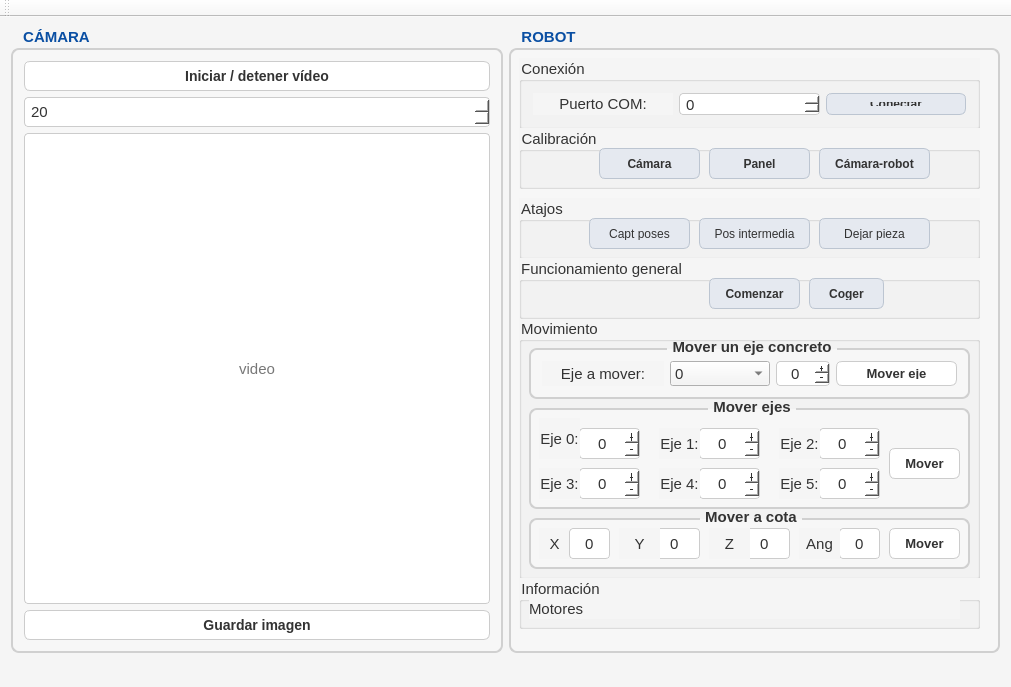
Before: the Qt Designer form interfaz_robot/interfaz_robot.ui in AidaM00/interfaz_robot, drawn with Qt 5.
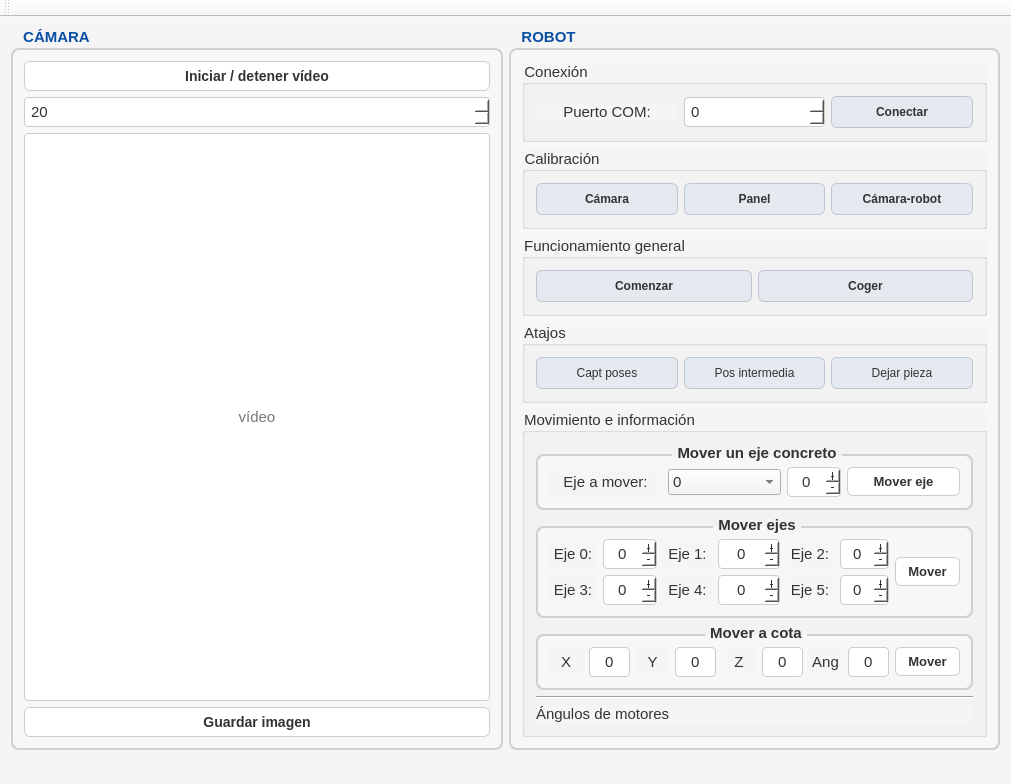
After: the same form once the commit is applied.

Commit message: nueva interfaz mejorada y botones habilitados

The edit to the form file:
```diff
--- a/interfaz_robot/interfaz_robot.ui
+++ b/interfaz_robot/interfaz_robot.ui
@@ -7,7 +7,7 @@
     <x>0</x>
     <y>0</y>
     <width>1011</width>
-    <height>687</height>
+    <height>760</height>
    </rect>
   </property>
   <property name="sizePolicy">
@@ -32,6 +32,12 @@
    <layout class="QHBoxLayout" name="horizontalLayout_2">
     <item>
      <widget class="QGroupBox" name="groupBox_camara">
+      <property name="sizePolicy">
+       <sizepolicy hsizetype="Expanding" vsizetype="Expanding">
+        <horstretch>0</horstretch>
+        <verstretch>0</verstretch>
+       </sizepolicy>
+      </property>
       <property name="styleSheet">
        <string notr="true">#groupBox_camara {
     background-color: #f7f7f7;
@@ -160,7 +166,7 @@
           <bool>true</bool>
          </property>
          <property name="sizePolicy">
-          <sizepolicy hsizetype="Preferred" vsizetype="Preferred">
+          <sizepolicy hsizetype="Expanding" vsizetype="Expanding">
            <horstretch>0</horstretch>
            <verstretch>0</verstretch>
           </sizepolicy>
@@ -191,7 +197,10 @@
           <enum>QFrame::Box</enum>
          </property>
          <property name="text">
-          <string>video</string>
+          <string>vídeo</string>
+         </property>
+         <property name="scaledContents">
+          <bool>true</bool>
          </property>
          <property name="alignment">
           <set>Qt::AlignCenter</set>
@@ -241,7 +250,7 @@
     <item>
      <widget class="QGroupBox" name="groupBox_robot">
       <property name="sizePolicy">
-       <sizepolicy hsizetype="Preferred" vsizetype="Preferred">
+       <sizepolicy hsizetype="Expanding" vsizetype="Expanding">
         <horstretch>0</horstretch>
         <verstretch>0</verstretch>
        </sizepolicy>
@@ -318,24 +327,18 @@
       <property name="checkable">
        <bool>false</bool>
       </property>
+      <layout class="QVBoxLayout" name="verticalLayout_2" stretch="0,0,0,0,0">
+       <item>
       <widget class="QGroupBox" name="groupBox_conexion">
-       <property name="geometry">
-        <rect>
-         <x>10</x>
-         <y>30</y>
-         <width>461</width>
-         <height>71</height>
-        </rect>
-       </property>
        <property name="sizePolicy">
-        <sizepolicy hsizetype="Preferred" vsizetype="Preferred">
+          <sizepolicy hsizetype="Minimum" vsizetype="Fixed">
          <horstretch>0</horstretch>
          <verstretch>0</verstretch>
         </sizepolicy>
        </property>
        <property name="minimumSize">
         <size>
-         <width>400</width>
+           <width>0</width>
          <height>0</height>
         </size>
        </property>
@@ -350,6 +353,12 @@
        <layout class="QHBoxLayout" name="horizontalLayout_3">
         <item>
          <widget class="QLabel" name="lblPuerto">
+            <property name="sizePolicy">
+             <sizepolicy hsizetype="Minimum" vsizetype="Fixed">
+              <horstretch>0</horstretch>
+              <verstretch>0</verstretch>
+             </sizepolicy>
+            </property>
           <property name="layoutDirection">
            <enum>Qt::LeftToRight</enum>
           </property>
@@ -369,6 +378,12 @@
         </item>
         <item>
          <widget class="QPushButton" name="btnComunicacionrobot">
+            <property name="sizePolicy">
+             <sizepolicy hsizetype="Preferred" vsizetype="Fixed">
+              <horstretch>0</horstretch>
+              <verstretch>0</verstretch>
+             </sizepolicy>
+            </property>
           <property name="text">
            <string>Conectar</string>
           </property>
@@ -376,130 +391,175 @@
         </item>
        </layout>
       </widget>
+       </item>
+       <item>
       <widget class="QGroupBox" name="groupBox_calibracion">
-       <property name="geometry">
-        <rect>
-         <x>10</x>
-         <y>100</y>
-         <width>461</width>
-         <height>61</height>
-        </rect>
+         <property name="sizePolicy">
+          <sizepolicy hsizetype="Minimum" vsizetype="Fixed">
+           <horstretch>0</horstretch>
+           <verstretch>0</verstretch>
+          </sizepolicy>
        </property>
        <property name="title">
         <string>Calibración</string>
        </property>
+         <layout class="QHBoxLayout" name="horizontalLayout_4">
+          <item>
        <widget class="QPushButton" name="btnCalibrar">
-        <property name="geometry">
-         <rect>
-          <x>80</x>
-          <y>20</y>
-          <width>101</width>
-          <height>31</height>
-         </rect>
+            <property name="sizePolicy">
+             <sizepolicy hsizetype="Preferred" vsizetype="Fixed">
+              <horstretch>0</horstretch>
+              <verstretch>0</verstretch>
+             </sizepolicy>
         </property>
         <property name="text">
          <string>Cámara</string>
         </property>
        </widget>
+          </item>
+          <item>
        <widget class="QPushButton" name="btnCalibrarPanel">
-        <property name="geometry">
-         <rect>
-          <x>190</x>
-          <y>20</y>
-          <width>101</width>
-          <height>31</height>
-         </rect>
+            <property name="sizePolicy">
+             <sizepolicy hsizetype="Preferred" vsizetype="Fixed">
+              <horstretch>0</horstretch>
+              <verstretch>0</verstretch>
+             </sizepolicy>
         </property>
         <property name="text">
          <string>Panel</string>
         </property>
        </widget>
+          </item>
+          <item>
        <widget class="QPushButton" name="btnCalibrarCamaraRobot">
-        <property name="geometry">
-         <rect>
-          <x>300</x>
-          <y>20</y>
-          <width>111</width>
-          <height>31</height>
-         </rect>
+            <property name="sizePolicy">
+             <sizepolicy hsizetype="Preferred" vsizetype="Fixed">
+              <horstretch>0</horstretch>
+              <verstretch>0</verstretch>
+             </sizepolicy>
         </property>
         <property name="text">
          <string>Cámara-robot</string>
         </property>
        </widget>
-      </widget>
+          </item>
+         </layout>
+        </widget>
+       </item>
+       <item>
+        <widget class="QGroupBox" name="groupBox_funcionamiento">
+         <property name="sizePolicy">
+          <sizepolicy hsizetype="Minimum" vsizetype="Fixed">
+           <horstretch>0</horstretch>
+           <verstretch>0</verstretch>
+          </sizepolicy>
+         </property>
+         <property name="title">
+          <string>Funcionamiento general</string>
+         </property>
+         <layout class="QHBoxLayout" name="horizontalLayout_6">
+          <item>
+           <widget class="QPushButton" name="btnComenzar">
+            <property name="sizePolicy">
+             <sizepolicy hsizetype="Preferred" vsizetype="Fixed">
+              <horstretch>0</horstretch>
+              <verstretch>0</verstretch>
+             </sizepolicy>
+            </property>
+            <property name="text">
+             <string>Comenzar</string>
+            </property>
+           </widget>
+          </item>
+          <item>
+           <widget class="QPushButton" name="btnCoger">
+            <property name="sizePolicy">
+             <sizepolicy hsizetype="Preferred" vsizetype="Fixed">
+              <horstretch>0</horstretch>
+              <verstretch>0</verstretch>
+             </sizepolicy>
+            </property>
+            <property name="text">
+             <string>Coger</string>
+            </property>
+           </widget>
+          </item>
+         </layout>
+        </widget>
+       </item>
+       <item>
       <widget class="QGroupBox" name="groupBox_atajos">
-       <property name="geometry">
-        <rect>
-         <x>10</x>
-         <y>170</y>
-         <width>461</width>
-         <height>61</height>
-        </rect>
+         <property name="sizePolicy">
+          <sizepolicy hsizetype="Minimum" vsizetype="Fixed">
+           <horstretch>0</horstretch>
+           <verstretch>0</verstretch>
+          </sizepolicy>
        </property>
        <property name="title">
         <string>Atajos</string>
        </property>
+         <layout class="QHBoxLayout" name="horizontalLayout_5">
+          <item>
+           <widget class="QPushButton" name="btnPoses">
+            <property name="sizePolicy">
+             <sizepolicy hsizetype="Preferred" vsizetype="Fixed">
+              <horstretch>0</horstretch>
+              <verstretch>0</verstretch>
+             </sizepolicy>
+            </property>
+            <property name="text">
+             <string>Capt poses</string>
+            </property>
+           </widget>
+          </item>
+          <item>
        <widget class="QPushButton" name="btnPosInterm">
-        <property name="geometry">
-         <rect>
-          <x>180</x>
-          <y>20</y>
-          <width>111</width>
-          <height>31</height>
-         </rect>
+            <property name="sizePolicy">
+             <sizepolicy hsizetype="Preferred" vsizetype="Fixed">
+              <horstretch>0</horstretch>
+              <verstretch>0</verstretch>
+             </sizepolicy>
         </property>
         <property name="text">
          <string>Pos intermedia</string>
         </property>
        </widget>
+          </item>
+          <item>
        <widget class="QPushButton" name="btnTrasladarPieza">
-        <property name="geometry">
-         <rect>
-          <x>300</x>
-          <y>20</y>
-          <width>111</width>
-          <height>31</height>
-         </rect>
+            <property name="sizePolicy">
+             <sizepolicy hsizetype="Preferred" vsizetype="Fixed">
+              <horstretch>0</horstretch>
+              <verstretch>0</verstretch>
+             </sizepolicy>
         </property>
         <property name="text">
          <string>Dejar pieza</string>
         </property>
        </widget>
-       <widget class="QPushButton" name="btnPoses">
-        <property name="geometry">
-         <rect>
-          <x>70</x>
-          <y>20</y>
-          <width>101</width>
-          <height>31</height>
-         </rect>
-        </property>
-        <property name="text">
-         <string>Capt poses</string>
-        </property>
-       </widget>
-      </widget>
+          </item>
+         </layout>
+        </widget>
+       </item>
+       <item>
       <widget class="QGroupBox" name="groupBox_movimiento">
-       <property name="geometry">
-        <rect>
-         <x>10</x>
-         <y>290</y>
-         <width>461</width>
-         <height>261</height>
-        </rect>
+         <property name="sizePolicy">
+          <sizepolicy hsizetype="Minimum" vsizetype="Fixed">
+           <horstretch>0</horstretch>
+           <verstretch>0</verstretch>
+          </sizepolicy>
        </property>
        <property name="title">
-        <string>Movimiento</string>
-       </property>
+          <string>Movimiento e información</string>
+         </property>
+         <layout class="QVBoxLayout" name="verticalLayout_3">
+          <item>
        <widget class="QGroupBox" name="groupBoxEjeConcreto">
-        <property name="geometry">
-         <rect>
-          <x>10</x>
-          <y>20</y>
-          <width>441</width>
-          <height>61</height>
-         </rect>
+            <property name="sizePolicy">
+             <sizepolicy hsizetype="Minimum" vsizetype="Fixed">
+              <horstretch>0</horstretch>
+              <verstretch>0</verstretch>
+             </sizepolicy>
         </property>
         <property name="styleSheet">
          <string notr="true">QGroupBox {
@@ -566,7 +626,7 @@
           <widget class="QComboBox" name="comboBoxMover1">
            <property name="maximumSize">
             <size>
-             <width>100</width>
+                 <width>16777215</width>
              <height>16777215</height>
             </size>
            </property>
@@ -612,7 +672,7 @@
            </property>
            <property name="minimumSize">
             <size>
-             <width>50</width>
+                 <width>0</width>
              <height>0</height>
             </size>
            </property>
@@ -632,6 +692,12 @@
          </item>
          <item>
           <widget class="QPushButton" name="btnMover1">
+               <property name="sizePolicy">
+                <sizepolicy hsizetype="Preferred" vsizetype="Fixed">
+                 <horstretch>0</horstretch>
+                 <verstretch>0</verstretch>
+                </sizepolicy>
+               </property>
            <property name="styleSheet">
             <string notr="true">QPushButton {
     background-color: #ffffff;       
@@ -669,14 +735,14 @@
          </item>
         </layout>
        </widget>
+          </item>
+          <item>
        <widget class="QGroupBox" name="groupBox_todos">
-        <property name="geometry">
-         <rect>
-          <x>10</x>
-          <y>80</y>
-          <width>441</width>
-          <height>111</height>
-         </rect>
+            <property name="sizePolicy">
+             <sizepolicy hsizetype="Minimum" vsizetype="Fixed">
+              <horstretch>0</horstretch>
+              <verstretch>0</verstretch>
+             </sizepolicy>
         </property>
         <property name="styleSheet">
          <string notr="true">QGroupBox {
@@ -720,162 +786,9 @@
         <property name="title">
          <string>Mover ejes</string>
         </property>
-        <widget class="QSpinBox" name="spinEje0">
-         <property name="geometry">
-          <rect>
-           <x>50</x>
-           <y>30</y>
-           <width>61</width>
-           <height>31</height>
-          </rect>
-         </property>
-         <property name="alignment">
-          <set>Qt::AlignCenter</set>
-         </property>
-         <property name="buttonSymbols">
-          <enum>QAbstractSpinBox::PlusMinus</enum>
-         </property>
-         <property name="minimum">
-          <number>-30</number>
-         </property>
-        </widget>
-        <widget class="QPushButton" name="btnMoverTodos">
-         <property name="geometry">
-          <rect>
-           <x>360</x>
-           <y>50</y>
-           <width>71</width>
-           <height>31</height>
-          </rect>
-         </property>
-         <property name="styleSheet">
-          <string notr="true">QPushButton {
-    background-color: #ffffff;       
-    border: 1px solid #cccccc;       
-    border-radius: 6px;              
-    padding: 6px 12px;               
-    color: #333333;                  
-    font-weight: bold;
-}
-
-/* Al pasar el ratón por encima */
-QPushButton:hover {
-    background-color: #e6f0ff;       /* azul muy claro (efecto hover) */
-    border: 1px solid #99c2ff;
-}
-
-/* Al hacer clic */
-QPushButton:pressed {
-    background-color: #cce0ff;       /* azul un poco más fuerte */
-    border: 1px solid #66a3ff;
-}
-
-/* Si está deshabilitado */
-QPushButton:disabled {
-    background-color: #f0f0f0;
-    color: #aaaaaa;
-    border: 1px solid #dddddd;
-}</string>
-         </property>
-         <property name="text">
-          <string>Mover</string>
-         </property>
-        </widget>
-        <widget class="QSpinBox" name="spinEje1">
-         <property name="geometry">
-          <rect>
-           <x>170</x>
-           <y>30</y>
-           <width>61</width>
-           <height>31</height>
-          </rect>
-         </property>
-         <property name="alignment">
-          <set>Qt::AlignCenter</set>
-         </property>
-         <property name="buttonSymbols">
-          <enum>QAbstractSpinBox::PlusMinus</enum>
-         </property>
-        </widget>
-        <widget class="QSpinBox" name="spinEje2">
-         <property name="geometry">
-          <rect>
-           <x>290</x>
-           <y>30</y>
-           <width>61</width>
-           <height>31</height>
-          </rect>
-         </property>
-         <property name="alignment">
-          <set>Qt::AlignCenter</set>
-         </property>
-         <property name="buttonSymbols">
-          <enum>QAbstractSpinBox::PlusMinus</enum>
-         </property>
-        </widget>
-        <widget class="QSpinBox" name="spinEje3">
-         <property name="geometry">
-          <rect>
-           <x>50</x>
-           <y>70</y>
-           <width>61</width>
-           <height>31</height>
-          </rect>
-         </property>
-         <property name="alignment">
-          <set>Qt::AlignCenter</set>
-         </property>
-         <property name="buttonSymbols">
-          <enum>QAbstractSpinBox::PlusMinus</enum>
-         </property>
-        </widget>
-        <widget class="QSpinBox" name="spinEje4">
-         <property name="geometry">
-          <rect>
-           <x>170</x>
-           <y>70</y>
-           <width>61</width>
-           <height>31</height>
-          </rect>
-         </property>
-         <property name="alignment">
-          <set>Qt::AlignCenter</set>
-         </property>
-         <property name="buttonSymbols">
-          <enum>QAbstractSpinBox::PlusMinus</enum>
-         </property>
-         <property name="minimum">
-          <number>-100</number>
-         </property>
-         <property name="maximum">
-          <number>100</number>
-         </property>
-        </widget>
-        <widget class="QSpinBox" name="spinEje5">
-         <property name="geometry">
-          <rect>
-           <x>290</x>
-           <y>70</y>
-           <width>61</width>
-           <height>31</height>
-          </rect>
-         </property>
-         <property name="alignment">
-          <set>Qt::AlignCenter</set>
-         </property>
-         <property name="buttonSymbols">
-          <enum>QAbstractSpinBox::PlusMinus</enum>
-         </property>
-        </widget>
+            <layout class="QGridLayout" name="gridLayout">
+             <item row="0" column="0">
         <widget class="QLabel" name="label_eje0">
-         <property name="geometry">
-          <rect>
-           <x>10</x>
-           <y>20</y>
-           <width>41</width>
-           <height>41</height>
-          </rect>
-         </property>
          <property name="layoutDirection">
           <enum>Qt::LeftToRight</enum>
          </property>
@@ -886,15 +799,22 @@
           <set>Qt::AlignCenter</set>
          </property>
         </widget>
+             </item>
+             <item row="0" column="1">
+              <widget class="QSpinBox" name="spinEje0">
+               <property name="alignment">
+                <set>Qt::AlignCenter</set>
+               </property>
+               <property name="buttonSymbols">
+                <enum>QAbstractSpinBox::PlusMinus</enum>
+               </property>
+               <property name="minimum">
+                <number>-30</number>
+               </property>
+              </widget>
+             </item>
+             <item row="0" column="2">
         <widget class="QLabel" name="label_eje1">
-         <property name="geometry">
-          <rect>
-           <x>130</x>
-           <y>30</y>
-           <width>41</width>
-           <height>31</height>
-          </rect>
-         </property>
          <property name="layoutDirection">
           <enum>Qt::LeftToRight</enum>
          </property>
@@ -908,15 +828,19 @@
           <set>Qt::AlignCenter</set>
          </property>
         </widget>
+             </item>
+             <item row="0" column="3">
+              <widget class="QSpinBox" name="spinEje1">
+               <property name="alignment">
+                <set>Qt::AlignCenter</set>
+               </property>
+               <property name="buttonSymbols">
+                <enum>QAbstractSpinBox::PlusMinus</enum>
+               </property>
+              </widget>
+             </item>
+             <item row="0" column="4">
         <widget class="QLabel" name="label_eje2">
-         <property name="geometry">
-          <rect>
-           <x>250</x>
-           <y>30</y>
-           <width>41</width>
-           <height>31</height>
-          </rect>
-         </property>
          <property name="layoutDirection">
           <enum>Qt::LeftToRight</enum>
          </property>
@@ -930,15 +854,61 @@
           <set>Qt::AlignCenter</set>
          </property>
         </widget>
+             </item>
+             <item row="0" column="5">
+              <widget class="QSpinBox" name="spinEje2">
+               <property name="alignment">
+                <set>Qt::AlignCenter</set>
+               </property>
+               <property name="buttonSymbols">
+                <enum>QAbstractSpinBox::PlusMinus</enum>
+               </property>
+              </widget>
+             </item>
+             <item row="0" column="6" rowspan="2">
+              <widget class="QPushButton" name="btnMoverTodos">
+               <property name="sizePolicy">
+                <sizepolicy hsizetype="Preferred" vsizetype="Fixed">
+                 <horstretch>0</horstretch>
+                 <verstretch>0</verstretch>
+                </sizepolicy>
+               </property>
+               <property name="styleSheet">
+                <string notr="true">QPushButton {
+    background-color: #ffffff;       
+    border: 1px solid #cccccc;       
+    border-radius: 6px;              
+    padding: 6px 12px;               
+    color: #333333;                  
+    font-weight: bold;
+}
+
+/* Al pasar el ratón por encima */
+QPushButton:hover {
+    background-color: #e6f0ff;       /* azul muy claro (efecto hover) */
+    border: 1px solid #99c2ff;
+}
+
+/* Al hacer clic */
+QPushButton:pressed {
+    background-color: #cce0ff;       /* azul un poco más fuerte */
+    border: 1px solid #66a3ff;
+}
+
+/* Si está deshabilitado */
+QPushButton:disabled {
+    background-color: #f0f0f0;
+    color: #aaaaaa;
+    border: 1px solid #dddddd;
+}</string>
+               </property>
+               <property name="text">
+                <string>Mover</string>
+               </property>
+              </widget>
+             </item>
+             <item row="1" column="0">
         <widget class="QLabel" name="label_eje3">
-         <property name="geometry">
-          <rect>
-           <x>10</x>
-           <y>70</y>
-           <width>41</width>
-           <height>31</height>
-          </rect>
-         </property>
          <property name="layoutDirection">
           <enum>Qt::LeftToRight</enum>
          </property>
@@ -952,15 +922,19 @@
           <set>Qt::AlignCenter</set>
          </property>
         </widget>
+             </item>
+             <item row="1" column="1">
+              <widget class="QSpinBox" name="spinEje3">
+               <property name="alignment">
+                <set>Qt::AlignCenter</set>
+               </property>
+               <property name="buttonSymbols">
+                <enum>QAbstractSpinBox::PlusMinus</enum>
+               </property>
+              </widget>
+             </item>
+             <item row="1" column="2">
         <widget class="QLabel" name="label_eje4">
-         <property name="geometry">
-          <rect>
-           <x>130</x>
-           <y>70</y>
-           <width>41</width>
-           <height>31</height>
-          </rect>
-         </property>
          <property name="layoutDirection">
           <enum>Qt::LeftToRight</enum>
          </property>
@@ -974,15 +948,25 @@
           <set>Qt::AlignCenter</set>
          </property>
         </widget>
+             </item>
+             <item row="1" column="3">
+              <widget class="QSpinBox" name="spinEje4">
+               <property name="alignment">
+                <set>Qt::AlignCenter</set>
+               </property>
+               <property name="buttonSymbols">
+                <enum>QAbstractSpinBox::PlusMinus</enum>
+               </property>
+               <property name="minimum">
+                <number>-100</number>
+               </property>
+               <property name="maximum">
+                <number>100</number>
+               </property>
+              </widget>
+             </item>
+             <item row="1" column="4">
         <widget class="QLabel" name="label_eje5">
-         <property name="geometry">
-          <rect>
-           <x>250</x>
-           <y>70</y>
-           <width>41</width>
-           <height>31</height>
-          </rect>
-         </property>
          <property name="layoutDirection">
           <enum>Qt::LeftToRight</enum>
          </property>
@@ -996,15 +980,27 @@
           <set>Qt::AlignCenter</set>
          </property>
         </widget>
-       </widget>
+             </item>
+             <item row="1" column="5">
+              <widget class="QSpinBox" name="spinEje5">
+               <property name="alignment">
+                <set>Qt::AlignCenter</set>
+               </property>
+               <property name="buttonSymbols">
+                <enum>QAbstractSpinBox::PlusMinus</enum>
+               </property>
+              </widget>
+             </item>
+            </layout>
+           </widget>
+          </item>
+          <item>
        <widget class="QGroupBox" name="groupBox">
-        <property name="geometry">
-         <rect>
-          <x>10</x>
-          <y>190</y>
-          <width>441</width>
-          <height>61</height>
-         </rect>
+            <property name="sizePolicy">
+             <sizepolicy hsizetype="Minimum" vsizetype="Fixed">
+              <horstretch>0</horstretch>
+              <verstretch>0</verstretch>
+             </sizepolicy>
         </property>
         <property name="styleSheet">
          <string notr="true">QGroupBox {
@@ -1048,34 +1044,9 @@
         <property name="title">
          <string>Mover a cota</string>
         </property>
-        <widget class="QSpinBox" name="spinZ">
-         <property name="geometry">
-          <rect>
-           <x>210</x>
-           <y>20</y>
-           <width>51</width>
-           <height>31</height>
-          </rect>
-         </property>
-         <property name="alignment">
-          <set>Qt::AlignCenter</set>
-         </property>
-         <property name="buttonSymbols">
-          <enum>QAbstractSpinBox::NoButtons</enum>
-         </property>
-         <property name="maximum">
-          <number>300</number>
-         </property>
-        </widget>
+            <layout class="QHBoxLayout" name="horizontalLayout_7">
+             <item>
         <widget class="QLabel" name="label_X">
-         <property name="geometry">
-          <rect>
-           <x>10</x>
-           <y>20</y>
-           <width>31</width>
-           <height>31</height>
-          </rect>
-         </property>
          <property name="layoutDirection">
           <enum>Qt::LeftToRight</enum>
          </property>
@@ -1086,15 +1057,9 @@
           <set>Qt::AlignCenter</set>
          </property>
         </widget>
+             </item>
+             <item>
         <widget class="QSpinBox" name="spinX">
-         <property name="geometry">
-          <rect>
-           <x>40</x>
-           <y>20</y>
-           <width>41</width>
-           <height>31</height>
-          </rect>
-         </property>
          <property name="alignment">
           <set>Qt::AlignCenter</set>
          </property>
@@ -1108,34 +1073,9 @@
           <number>300</number>
          </property>
         </widget>
-        <widget class="QSpinBox" name="spinY">
-         <property name="geometry">
-          <rect>
-           <x>120</x>
-           <y>20</y>
-           <width>51</width>
-           <height>31</height>
-          </rect>
-         </property>
-         <property name="alignment">
-          <set>Qt::AlignCenter</set>
-         </property>
-         <property name="buttonSymbols">
-          <enum>QAbstractSpinBox::NoButtons</enum>
-         </property>
-         <property name="maximum">
-          <number>300</number>
-         </property>
-        </widget>
+             </item>
+             <item>
         <widget class="QLabel" name="label_Y">
-         <property name="geometry">
-          <rect>
-           <x>90</x>
-           <y>20</y>
-           <width>41</width>
-           <height>31</height>
-          </rect>
-         </property>
          <property name="layoutDirection">
           <enum>Qt::LeftToRight</enum>
          </property>
@@ -1149,15 +1089,22 @@
           <set>Qt::AlignCenter</set>
          </property>
         </widget>
+             </item>
+             <item>
+              <widget class="QSpinBox" name="spinY">
+               <property name="alignment">
+                <set>Qt::AlignCenter</set>
+               </property>
+               <property name="buttonSymbols">
+                <enum>QAbstractSpinBox::NoButtons</enum>
+               </property>
+               <property name="maximum">
+                <number>300</number>
+               </property>
+              </widget>
+             </item>
+             <item>
         <widget class="QLabel" name="label_Z">
-         <property name="geometry">
-          <rect>
-           <x>180</x>
-           <y>20</y>
-           <width>41</width>
-           <height>31</height>
-          </rect>
-         </property>
          <property name="layoutDirection">
           <enum>Qt::LeftToRight</enum>
          </property>
@@ -1171,15 +1118,38 @@
           <set>Qt::AlignCenter</set>
          </property>
         </widget>
+             </item>
+             <item>
+              <widget class="QSpinBox" name="spinZ">
+               <property name="alignment">
+                <set>Qt::AlignCenter</set>
+               </property>
+               <property name="buttonSymbols">
+                <enum>QAbstractSpinBox::NoButtons</enum>
+               </property>
+               <property name="maximum">
+                <number>300</number>
+               </property>
+              </widget>
+             </item>
+             <item>
+              <widget class="QLabel" name="label_A">
+               <property name="layoutDirection">
+                <enum>Qt::LeftToRight</enum>
+               </property>
+               <property name="styleSheet">
+                <string notr="true"/>
+               </property>
+               <property name="text">
+                <string>Ang</string>
+               </property>
+               <property name="alignment">
+                <set>Qt::AlignCenter</set>
+               </property>
+              </widget>
+             </item>
+             <item>
         <widget class="QSpinBox" name="spinA">
-         <property name="geometry">
-          <rect>
-           <x>310</x>
-           <y>20</y>
-           <width>41</width>
-           <height>31</height>
-          </rect>
-         </property>
          <property name="alignment">
           <set>Qt::AlignCenter</set>
          </property>
@@ -1193,36 +1163,14 @@
           <number>150</number>
          </property>
         </widget>
-        <widget class="QLabel" name="label_A">
-         <property name="geometry">
-          <rect>
-           <x>270</x>
-           <y>20</y>
-           <width>41</width>
-           <height>31</height>
-          </rect>
-         </property>
-         <property name="layoutDirection">
-          <enum>Qt::LeftToRight</enum>
-         </property>
-         <property name="styleSheet">
-          <string notr="true"/>
-         </property>
-         <property name="text">
-          <string>Ang</string>
-         </property>
-         <property name="alignment">
-          <set>Qt::AlignCenter</set>
-         </property>
-        </widget>
+             </item>
+             <item>
         <widget class="QPushButton" name="btnMoverPosicion">
-         <property name="geometry">
-          <rect>
-           <x>360</x>
-           <y>20</y>
-           <width>71</width>
-           <height>31</height>
-          </rect>
+               <property name="sizePolicy">
+                <sizepolicy hsizetype="Preferred" vsizetype="Fixed">
+                 <horstretch>0</horstretch>
+                 <verstretch>0</verstretch>
+                </sizepolicy>
          </property>
          <property name="styleSheet">
           <string notr="true">QPushButton {
@@ -1257,73 +1205,34 @@
           <string>Mover</string>
          </property>
         </widget>
-       </widget>
-      </widget>
-      <widget class="QGroupBox" name="groupBox_informacion">
-       <property name="geometry">
-        <rect>
-         <x>10</x>
-         <y>550</y>
-         <width>461</width>
-         <height>51</height>
-        </rect>
-       </property>
-       <property name="title">
-        <string>Información</string>
-       </property>
+             </item>
+            </layout>
+           </widget>
+          </item>
+          <item>
+           <widget class="Line" name="line">
+            <property name="orientation">
+             <enum>Qt::Horizontal</enum>
+            </property>
+           </widget>
+          </item>
+          <item>
        <widget class="QLabel" name="lblMotores">
-        <property name="geometry">
-         <rect>
-          <x>10</x>
-          <y>20</y>
-          <width>431</width>
-          <height>21</height>
-         </rect>
+            <property name="sizePolicy">
+             <sizepolicy hsizetype="Minimum" vsizetype="Fixed">
+              <horstretch>0</horstretch>
+              <verstretch>0</verstretch>
+             </sizepolicy>
         </property>
         <property name="text">
-         <string>Motores</string>
-        </property>
-       </widget>
-      </widget>
-      <widget class="QGroupBox" name="groupBox_funcionamiento">
-       <property name="geometry">
-        <rect>
-         <x>10</x>
-         <y>230</y>
-         <width>461</width>
-         <height>61</height>
-        </rect>
-       </property>
-       <property name="title">
-        <string>Funcionamiento general</string>
-       </property>
-       <widget class="QPushButton" name="btnComenzar">
-        <property name="geometry">
-         <rect>
-          <x>190</x>
-          <y>20</y>
-          <width>91</width>
-          <height>31</height>
-         </rect>
-        </property>
-        <property name="text">
-         <string>Comenzar</string>
-        </property>
-       </widget>
-       <widget class="QPushButton" name="btnCoger">
-        <property name="geometry">
-         <rect>
-          <x>290</x>
-          <y>20</y>
-          <width>75</width>
-          <height>31</height>
-         </rect>
-        </property>
-        <property name="text">
-         <string>Coger</string>
-        </property>
-       </widget>
-      </widget>
+             <string>Ángulos de motores</string>
+            </property>
+           </widget>
+          </item>
+         </layout>
+        </widget>
+       </item>
+      </layout>
      </widget>
     </item>
    </layout>
```
Lines whose indentation alone changed are shown as unchanged. The commit also changes 1 other file.
